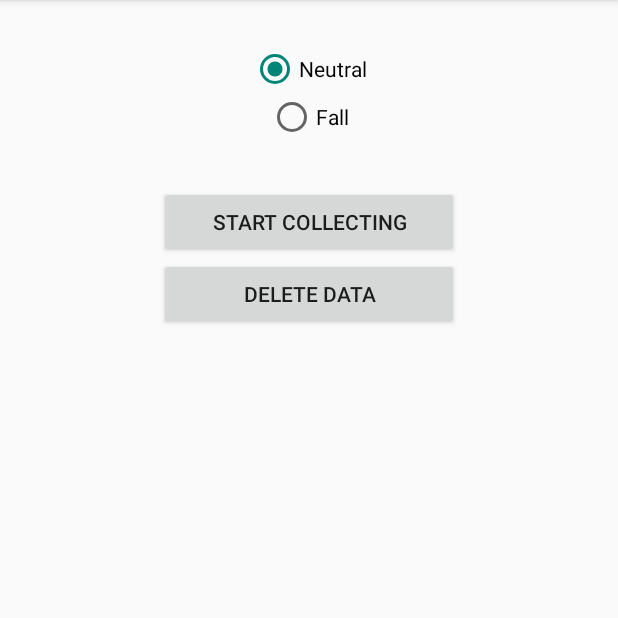
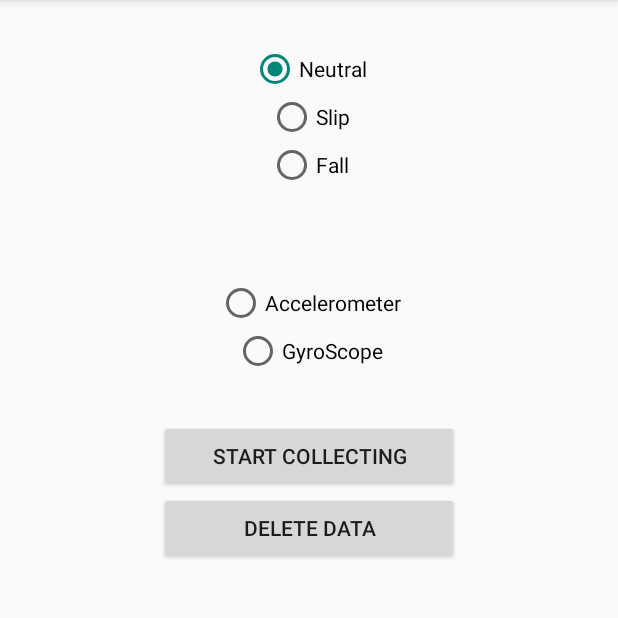
Before and after one commit to johnmccambridge7/Fall-Detector-Collection, an Android app: the screen it shows after launch (CollectorActivity), on a phone screen of 412 x 824 dp, the part 84-702 px from its top. Run offline under Robolectric (Android 15) with nearby library versions, the phone set to English and light mode, and no system bars.

Commit message:
Added option to change between accelerometer and gyroscope

```diff
--- a/app/src/main/java/edu/dartmouth/cs/myrunscollector/CollectorActivity.java
+++ b/app/src/main/java/edu/dartmouth/cs/myrunscollector/CollectorActivity.java
@@ -10,6 +10,7 @@ import android.os.Bundle;
 import android.os.Environment;
 import android.support.v13.app.ActivityCompat;
 import android.support.v4.content.ContextCompat;
+import android.util.Log;
 import android.view.View;
 import android.widget.Button;
 import android.widget.RadioButton;
@@ -29,9 +30,11 @@ public class CollectorActivity extends AppCompatActivity {
 			Globals.CLASS_LABEL_FALL };
 
 	private RadioGroup radioGroup;
-	private final RadioButton[] radioBtns = new RadioButton[2];
+	private final RadioButton[] radioBtns = new RadioButton[3];
+	private RadioGroup sensorTypeGroup;
 	private Intent mServiceIntent;
-	private File mFeatureFile;
+	private File mAccelerometerFile;
+	private File mGyroFile;
 
 	private State mState;
 	private Button btnDelete;
@@ -42,13 +45,16 @@ public class CollectorActivity extends AppCompatActivity {
 		setContentView(R.layout.main);
 		checkPermissions(this);
 		radioGroup = (RadioGroup) findViewById(R.id.radioGroupLabels);
+		sensorTypeGroup = (RadioGroup) findViewById(R.id.sensorTypeGroup);
 		radioBtns[0] = (RadioButton) findViewById(R.id.radioneutral);
-		radioBtns[1] = (RadioButton) findViewById(R.id.radiofall);
+		radioBtns[1] = (RadioButton) findViewById(R.id.radioslip);
+		radioBtns[2] = (RadioButton) findViewById(R.id.radiofall);
 
 		btnDelete = (Button) findViewById(R.id.btnDeleteData);
 
 		mState = State.IDLE;
-		mFeatureFile = new File(Environment.getExternalStorageDirectory(), Globals.FEATURE_FILE_NAME);
+		mAccelerometerFile = new File(Environment.getExternalStorageDirectory(), Globals.ACCELEROMETER_FILENAME);
+		mGyroFile = new File(Environment.getExternalStorageDirectory(), Globals.GYROSCOPE_FILENAME);
 		mServiceIntent = new Intent(this, SensorsService.class);
 	}
 
@@ -67,6 +73,10 @@ public class CollectorActivity extends AppCompatActivity {
 
 			Bundle extras = new Bundle();
 			extras.putString(Globals.CLASS_LABEL_KEY, label);
+			int sensorType = sensorTypeGroup.indexOfChild(findViewById(sensorTypeGroup
+					.getCheckedRadioButtonId()));
+			extras.putInt(Globals.SENSOR_TYPE_TAG, sensorType);
+
 			mServiceIntent.putExtras(extras);
 
 			startService(mServiceIntent);
@@ -77,6 +87,7 @@ public class CollectorActivity extends AppCompatActivity {
 			btnDelete.setEnabled(true);
 			radioBtns[0].setEnabled(true);
 			radioBtns[1].setEnabled(true);
+			radioBtns[2].setEnabled(true);
 
 			stopService(mServiceIntent);
 			((NotificationManager) getSystemService(NOTIFICATION_SERVICE)).cancelAll();
@@ -86,8 +97,11 @@ public class CollectorActivity extends AppCompatActivity {
 	public void onDeleteDataClicked(View view) {
 
 		if (Environment.MEDIA_MOUNTED.equals(Environment.getExternalStorageState())) {
-			if (mFeatureFile.exists()) {
-				mFeatureFile.delete();
+			if (mAccelerometerFile.exists()) {
+				mAccelerometerFile.delete();
+			}
+			if (mGyroFile.exists()) {
+				mGyroFile.delete();
 			}
 
 			Toast.makeText(getApplicationContext(),
--- a/app/src/main/res/layout/main.xml
+++ b/app/src/main/res/layout/main.xml
@@ -19,6 +19,13 @@
             android:text="Neutral" />
 
         <RadioButton
+            android:id="@+id/radioslip"
+            android:layout_width="wrap_content"
+            android:layout_height="wrap_content"
+            android:layout_gravity="center"
+            android:text="Slip" />
+
+        <RadioButton
             android:id="@+id/radiofall"
             android:layout_width="wrap_content"
             android:layout_height="wrap_content"
@@ -26,6 +33,29 @@
             android:text="Fall" />
 
     </RadioGroup>
+
+    <RadioGroup
+        android:id="@+id/sensorTypeGroup"
+        android:layout_width="match_parent"
+        android:layout_height="wrap_content"
+        android:layout_margin="30dp" >
+
+        <RadioButton
+            android:id="@+id/radioaccelerometer"
+            android:layout_width="wrap_content"
+            android:layout_height="wrap_content"
+            android:layout_gravity="center"
+            android:text="Accelerometer" />
+
+        <RadioButton
+            android:id="@+id/radiogyro"
+            android:layout_width="wrap_content"
+            android:layout_height="wrap_content"
+            android:layout_gravity="center"
+            android:text="GyroScope" />
+
+    </RadioGroup>
+
 
 
 
```
Also changed, not shown: app/src/main/java/edu/dartmouth/cs/myrunscollector/Globals.java (+5 -2 lines), app/src/main/java/edu/dartmouth/cs/myrunscollector/SensorsService.java (+23 -9 lines), 902 other files.
